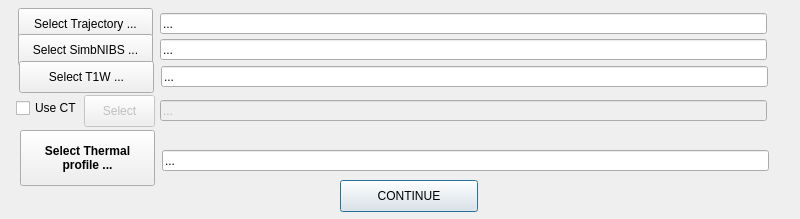
Qt form BabelBrain/SelFiles/form.ui (ProteusMRIgHIFU/BabelBrain) before a commit.
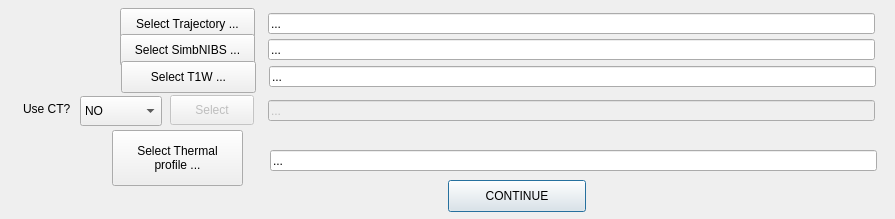
The same form after that commit.

```diff
--- a/BabelBrain/SelFiles/form.ui
+++ b/BabelBrain/SelFiles/form.ui
@@ -6,7 +6,7 @@
    <rect>
     <x>0</x>
     <y>0</y>
-    <width>800</width>
+    <width>895</width>
     <height>219</height>
    </rect>
   </property>
@@ -16,7 +16,7 @@
   <widget class="QPushButton" name="SelTrajectorypushButton">
    <property name="geometry">
     <rect>
-     <x>18</x>
+     <x>120</x>
      <y>8</y>
      <width>135</width>
      <height>32</height>
@@ -32,7 +32,7 @@
   <widget class="QLineEdit" name="TrajectorylineEdit">
    <property name="geometry">
     <rect>
-     <x>160</x>
+     <x>268</x>
      <y>13</y>
      <width>607</width>
      <height>21</height>
@@ -45,7 +45,7 @@
   <widget class="QPushButton" name="SelSimbNIBSpushButton">
    <property name="geometry">
     <rect>
-     <x>18</x>
+     <x>120</x>
      <y>34</y>
      <width>135</width>
      <height>32</height>
@@ -61,7 +61,7 @@
   <widget class="QLineEdit" name="SimbNIBSlineEdit">
    <property name="geometry">
     <rect>
-     <x>160</x>
+     <x>268</x>
      <y>39</y>
      <width>607</width>
      <height>21</height>
@@ -74,7 +74,7 @@
   <widget class="QLineEdit" name="T1WlineEdit">
    <property name="geometry">
     <rect>
-     <x>161</x>
+     <x>269</x>
      <y>66</y>
      <width>607</width>
      <height>21</height>
@@ -87,7 +87,7 @@
   <widget class="QPushButton" name="SelT1WpushButton">
    <property name="geometry">
     <rect>
-     <x>19</x>
+     <x>121</x>
      <y>61</y>
      <width>135</width>
      <height>32</height>
@@ -106,7 +106,7 @@
   <widget class="QPushButton" name="ContinuepushButton">
    <property name="geometry">
     <rect>
-     <x>340</x>
+     <x>448</x>
      <y>180</y>
      <width>138</width>
      <height>32</height>
@@ -119,15 +119,15 @@
   <widget class="QPushButton" name="SelTProfilepushButton">
    <property name="geometry">
     <rect>
-     <x>20</x>
+     <x>112</x>
      <y>130</y>
-     <width>135</width>
+     <width>131</width>
      <height>56</height>
     </rect>
    </property>
    <property name="font">
     <font>
-     <bold>true</bold>
+     <bold>false</bold>
     </font>
    </property>
    <property name="text">
@@ -144,7 +144,7 @@
   <widget class="QLineEdit" name="ThermalProfilelineEdit">
    <property name="geometry">
     <rect>
-     <x>162</x>
+     <x>270</x>
      <y>150</y>
      <width>607</width>
      <height>21</height>
@@ -154,26 +154,13 @@
     <string>...</string>
    </property>
   </widget>
-  <widget class="QCheckBox" name="CTcheckBox">
-   <property name="geometry">
-    <rect>
-     <x>16</x>
-     <y>98</y>
-     <width>85</width>
-     <height>20</height>
-    </rect>
-   </property>
-   <property name="text">
-    <string>Use CT</string>
-   </property>
-  </widget>
   <widget class="QLineEdit" name="CTlineEdit">
    <property name="enabled">
     <bool>false</bool>
    </property>
    <property name="geometry">
     <rect>
-     <x>160</x>
+     <x>268</x>
      <y>100</y>
      <width>607</width>
      <height>21</height>
@@ -195,10 +182,10 @@
    </property>
    <property name="geometry">
     <rect>
-     <x>84</x>
+     <x>170</x>
      <y>95</y>
-     <width>71</width>
-     <height>32</height>
+     <width>84</width>
+     <height>30</height>
     </rect>
    </property>
    <property name="text">
@@ -211,6 +198,44 @@
     <bool>false</bool>
    </property>
   </widget>
+  <widget class="QLabel" name="label">
+   <property name="geometry">
+    <rect>
+     <x>23</x>
+     <y>101</y>
+     <width>58</width>
+     <height>16</height>
+    </rect>
+   </property>
+   <property name="text">
+    <string>Use CT?</string>
+   </property>
+  </widget>
+  <widget class="QComboBox" name="CTTypecomboBox">
+   <property name="geometry">
+    <rect>
+     <x>80</x>
+     <y>96</y>
+     <width>82</width>
+     <height>30</height>
+    </rect>
+   </property>
+   <item>
+    <property name="text">
+     <string>NO</string>
+    </property>
+   </item>
+   <item>
+    <property name="text">
+     <string>real CT</string>
+    </property>
+   </item>
+   <item>
+    <property name="text">
+     <string>ZTE</string>
+    </property>
+   </item>
+  </widget>
  </widget>
  <resources/>
  <connections/>
```
